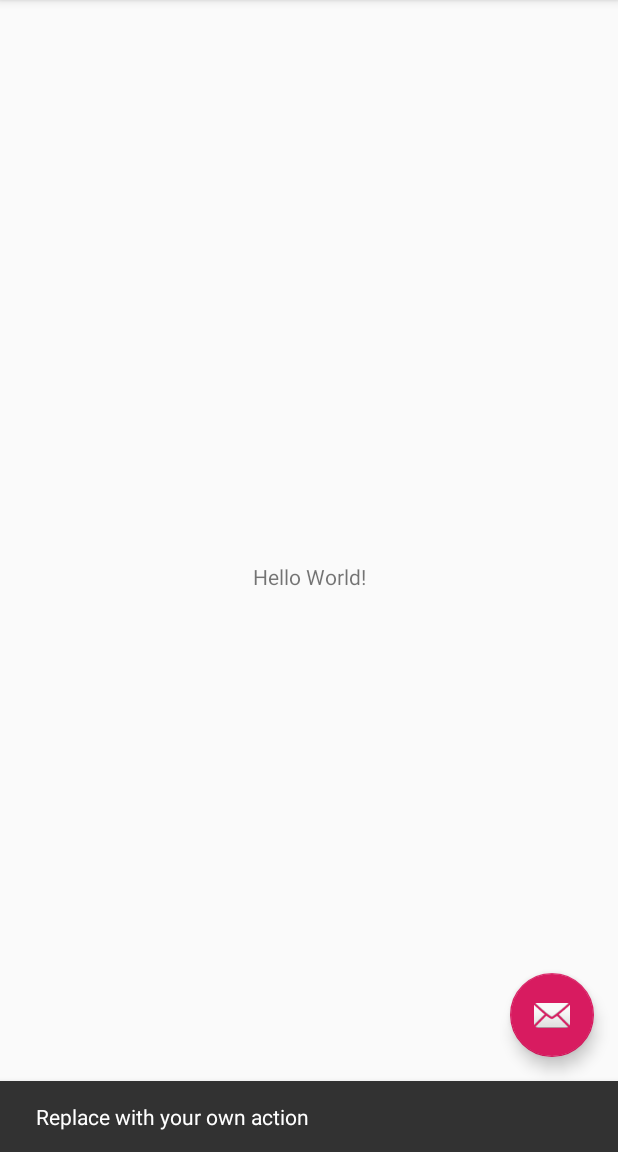
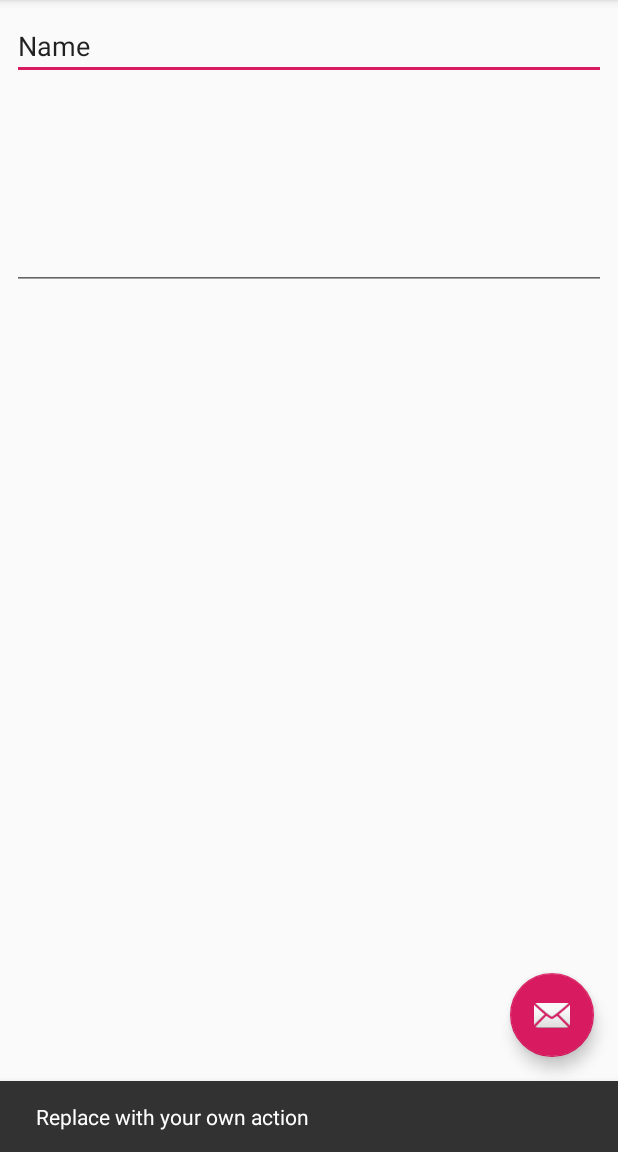
Before and after one commit to vaishali-ag/TwoAct, an Android app: the screen it shows after launch (MainActivity), after a tap on an icon or button, on a phone screen of 412 x 824 dp, the part 84-1236 px from its top. Run offline under Robolectric (Android 15) with nearby library versions, the phone set to English and light mode, and no system bars.

Commit message:
add secnd activity

```diff
--- a/app/src/main/AndroidManifest.xml
+++ b/app/src/main/AndroidManifest.xml
@@ -9,6 +9,7 @@
         android:roundIcon="@mipmap/ic_launcher_round"
         android:supportsRtl="true"
         android:theme="@style/AppTheme">
+        <activity android:name=".act2"></activity>
         <activity
             android:name=".MainActivity"
             android:label="@string/app_name"
--- /dev/null
+++ b/app/src/main/java/vaisahli/agrawal/twoact/act2.java
@@ -0,0 +1,13 @@
+package vaisahli.agrawal.twoact;
+
+import android.support.v7.app.AppCompatActivity;
+import android.os.Bundle;
+
+public class act2 extends AppCompatActivity {
+
+    @Override
+    protected void onCreate(Bundle savedInstanceState) {
+        super.onCreate(savedInstanceState);
+        setContentView(R.layout.activity_act2);
+    }
+}
--- /dev/null
+++ b/app/src/main/res/layout/activity_act2.xml
@@ -0,0 +1,9 @@
+<?xml version="1.0" encoding="utf-8"?>
+<android.support.constraint.ConstraintLayout xmlns:android="http://schemas.android.com/apk/res/android"
+    xmlns:app="http://schemas.android.com/apk/res-auto"
+    xmlns:tools="http://schemas.android.com/tools"
+    android:layout_width="match_parent"
+    android:layout_height="match_parent"
+    tools:context=".act2">
+
+</android.support.constraint.ConstraintLayout>
--- a/app/src/main/res/layout/content_main.xml
+++ b/app/src/main/res/layout/content_main.xml
@@ -8,13 +8,35 @@
     tools:context=".MainActivity"
     tools:showIn="@layout/activity_main">
 
-    <TextView
-        android:layout_width="wrap_content"
-        android:layout_height="wrap_content"
-        android:text="Hello World!"
+    <LinearLayout
+        android:id="@+id/linearLayout"
+        android:layout_width="0dp"
+        android:layout_height="0dp"
+        android:layout_marginStart="8dp"
+        android:layout_marginTop="8dp"
+        android:layout_marginEnd="8dp"
+        android:layout_marginBottom="8dp"
+        android:orientation="vertical"
         app:layout_constraintBottom_toBottomOf="parent"
-        app:layout_constraintLeft_toLeftOf="parent"
-        app:layout_constraintRight_toRightOf="parent"
-        app:layout_constraintTop_toTopOf="parent" />
+        app:layout_constraintEnd_toEndOf="parent"
+        app:layout_constraintStart_toStartOf="parent"
+        app:layout_constraintTop_toTopOf="parent">
 
+        <EditText
+            android:id="@+id/editText"
+            android:layout_width="match_parent"
+            android:layout_height="wrap_content"
+            android:ems="10"
+            android:inputType="textPersonName"
+            android:text="Name" />
+
+        <EditText
+            android:id="@+id/editText2"
+            android:layout_width="match_parent"
+            android:layout_height="140dp"
+            android:ems="10"
+            android:gravity="clip_horizontal|center"
+            android:inputType="textMultiLine"
+            tools:text="message" />
+    </LinearLayout>
 </android.support.constraint.ConstraintLayout>
```
